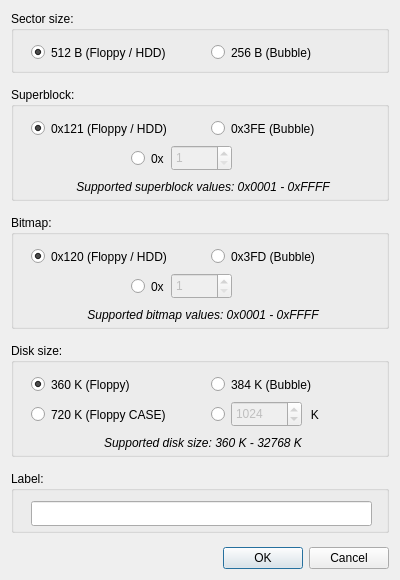
vklachkov-contrib/GRiDISKCOM, file ui/dialogs/customdisk.ui: the form before one commit.
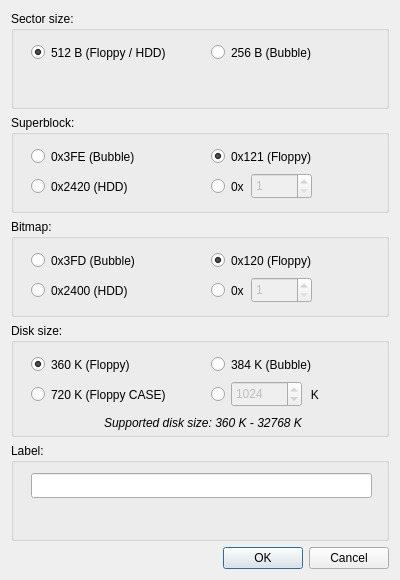
The form after the commit. Icons and pictures are not drawn.

Commit message: redesign custom disk dialog, add hdd superblock/bitmap values

Patch:
```diff
--- a/ui/dialogs/customdisk.ui
+++ b/ui/dialogs/customdisk.ui
@@ -64,25 +64,13 @@
      </widget>
     </widget>
    </item>
-   <item>
-    <spacer name="verticalSpacer">
-     <property name="orientation">
-      <enum>Qt::Vertical</enum>
-     </property>
-     <property name="sizeHint" stdset="0">
-      <size>
-       <width>20</width>
-       <height>20</height>
-      </size>
-     </property>
-    </spacer>
-   </item>
+
    <item>
     <widget class="QGroupBox" name="groupBox_2">
      <property name="minimumSize">
       <size>
        <width>0</width>
-       <height>114</height>
+       <height>94</height>
       </size>
      </property>
      <property name="title">
@@ -91,7 +79,7 @@
      <widget class="QRadioButton" name="radioButton_4">
       <property name="geometry">
        <rect>
-        <x>200</x>
+        <x>20</x>
         <y>30</y>
         <width>141</width>
         <height>23</height>
@@ -104,7 +92,7 @@
      <widget class="QRadioButton" name="radioButton_5">
       <property name="geometry">
        <rect>
-        <x>120</x>
+        <x>200</x>
         <y>60</y>
         <width>41</width>
         <height>23</height>
@@ -117,48 +105,40 @@
      <widget class="QRadioButton" name="radioButton_3">
       <property name="geometry">
        <rect>
-        <x>20</x>
+        <x>200</x>
         <y>30</y>
         <width>151</width>
         <height>23</height>
        </rect>
       </property>
       <property name="text">
-       <string>0x121 (Floppy / HDD)</string>
+       <string>0x121 (Floppy)</string>
       </property>
       <property name="checked">
        <bool>true</bool>
       </property>
      </widget>
-     <widget class="QLabel" name="label">
+     <widget class="QRadioButton" name="radioButton_13">
       <property name="geometry">
        <rect>
-        <x>2</x>
-        <y>90</y>
-        <width>380</width>
-        <height>20</height>
+        <x>20</x>
+        <y>60</y>
+        <width>151</width>
+        <height>23</height>
        </rect>
       </property>
-      <property name="font">
-       <font>
-        <italic>true</italic>
-        <bold>false</bold>
-       </font>
-      </property>
       <property name="text">
-       <string>Supported superblock values: 0x0001 - 0xFFFF</string>
-      </property>
-      <property name="alignment">
-       <set>Qt::AlignCenter</set>
+       <string>0x2420 (HDD)</string>
       </property>
      </widget>
+
      <widget class="QSpinBox" name="spinBox">
       <property name="enabled">
        <bool>false</bool>
       </property>
       <property name="geometry">
        <rect>
-        <x>160</x>
+        <x>240</x>
         <y>58</y>
         <width>61</width>
         <height>26</height>
@@ -179,25 +159,13 @@
      </widget>
     </widget>
    </item>
-   <item>
-    <spacer name="verticalSpacer_5">
-     <property name="orientation">
-      <enum>Qt::Vertical</enum>
-     </property>
-     <property name="sizeHint" stdset="0">
-      <size>
-       <width>20</width>
-       <height>20</height>
-      </size>
-     </property>
-    </spacer>
-   </item>
+
    <item>
     <widget class="QGroupBox" name="groupBox_5">
      <property name="minimumSize">
       <size>
        <width>0</width>
-       <height>114</height>
+       <height>94</height>
       </size>
      </property>
      <property name="title">
@@ -206,14 +174,14 @@
      <widget class="QRadioButton" name="radioButton_10">
       <property name="geometry">
        <rect>
-        <x>20</x>
+        <x>200</x>
         <y>30</y>
         <width>171</width>
         <height>23</height>
        </rect>
       </property>
       <property name="text">
-       <string>0x120 (Floppy / HDD)</string>
+       <string>0x120 (Floppy)</string>
       </property>
       <property name="checked">
        <bool>true</bool>
@@ -222,7 +190,7 @@
      <widget class="QRadioButton" name="radioButton_11">
       <property name="geometry">
        <rect>
-        <x>200</x>
+        <x>20</x>
         <y>30</y>
         <width>141</width>
         <height>23</height>
@@ -235,7 +203,7 @@
      <widget class="QRadioButton" name="radioButton_12">
       <property name="geometry">
        <rect>
-        <x>120</x>
+        <x>200</x>
         <y>60</y>
         <width>41</width>
         <height>23</height>
@@ -251,7 +219,7 @@
       </property>
       <property name="geometry">
        <rect>
-        <x>160</x>
+        <x>240</x>
         <y>58</y>
         <width>61</width>
         <height>26</height>
@@ -270,43 +238,23 @@
        <number>16</number>
       </property>
      </widget>
-     <widget class="QLabel" name="label_3">
+     <widget class="QRadioButton" name="radioButton_14">
       <property name="geometry">
        <rect>
-        <x>2</x>
-        <y>90</y>
-        <width>380</width>
-        <height>20</height>
+        <x>20</x>
+        <y>60</y>
+        <width>151</width>
+        <height>23</height>
        </rect>
       </property>
-      <property name="font">
-       <font>
-        <italic>true</italic>
-        <bold>false</bold>
-       </font>
-      </property>
       <property name="text">
-       <string>Supported bitmap values: 0x0001 - 0xFFFF</string>
-      </property>
-      <property name="alignment">
-       <set>Qt::AlignCenter</set>
+       <string>0x2400 (HDD)</string>
       </property>
      </widget>
+
     </widget>
    </item>
-   <item>
-    <spacer name="verticalSpacer_2">
-     <property name="orientation">
-      <enum>Qt::Vertical</enum>
-     </property>
-     <property name="sizeHint" stdset="0">
-      <size>
-       <width>20</width>
-       <height>20</height>
-      </size>
-     </property>
-    </spacer>
-   </item>
+
    <item>
     <widget class="QGroupBox" name="groupBox_3">
      <property name="minimumSize">
@@ -418,19 +366,7 @@
      </widget>
     </widget>
    </item>
-   <item>
-    <spacer name="verticalSpacer_3">
-     <property name="orientation">
-      <enum>Qt::Vertical</enum>
-     </property>
-     <property name="sizeHint" stdset="0">
-      <size>
-       <width>20</width>
-       <height>20</height>
-      </size>
-     </property>
-    </spacer>
-   </item>
+
    <item>
     <widget class="QGroupBox" name="groupBox_4">
      <property name="minimumSize">
@@ -454,19 +390,7 @@
      </widget>
     </widget>
    </item>
-   <item>
-    <spacer name="verticalSpacer_4">
-     <property name="orientation">
-      <enum>Qt::Vertical</enum>
-     </property>
-     <property name="sizeHint" stdset="0">
-      <size>
-       <width>20</width>
-       <height>20</height>
-      </size>
-     </property>
-    </spacer>
-   </item>
+
    <item>
     <widget class="QDialogButtonBox" name="buttonBox">
      <property name="orientation">
```
The commit also changes 4 other files.
